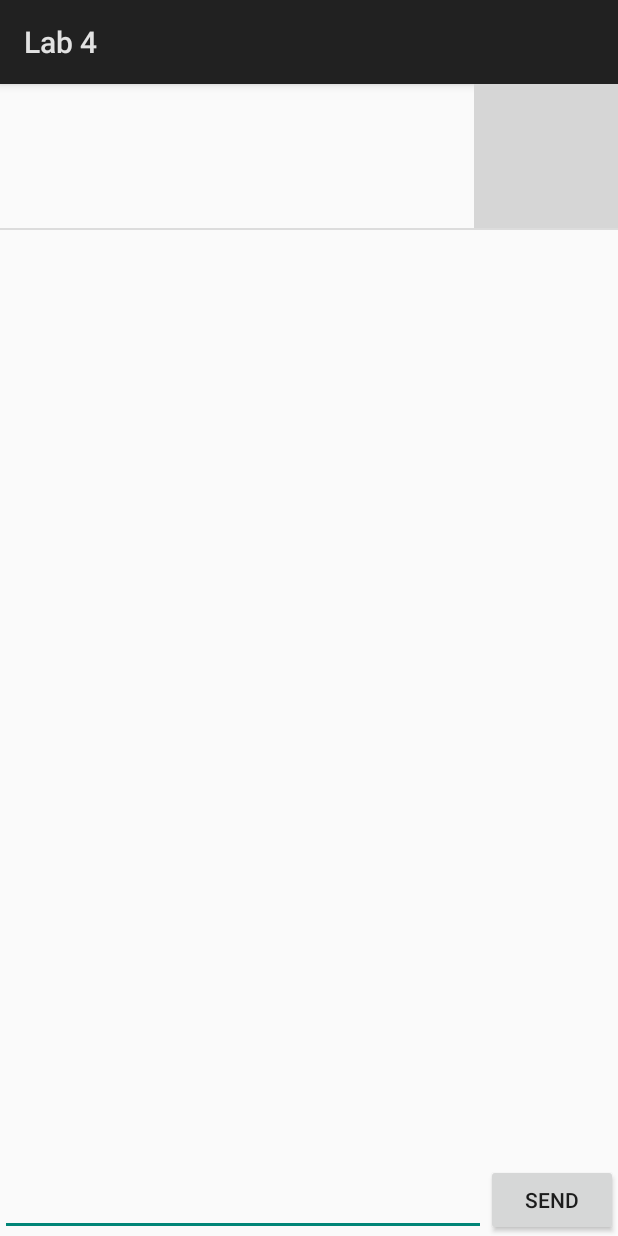
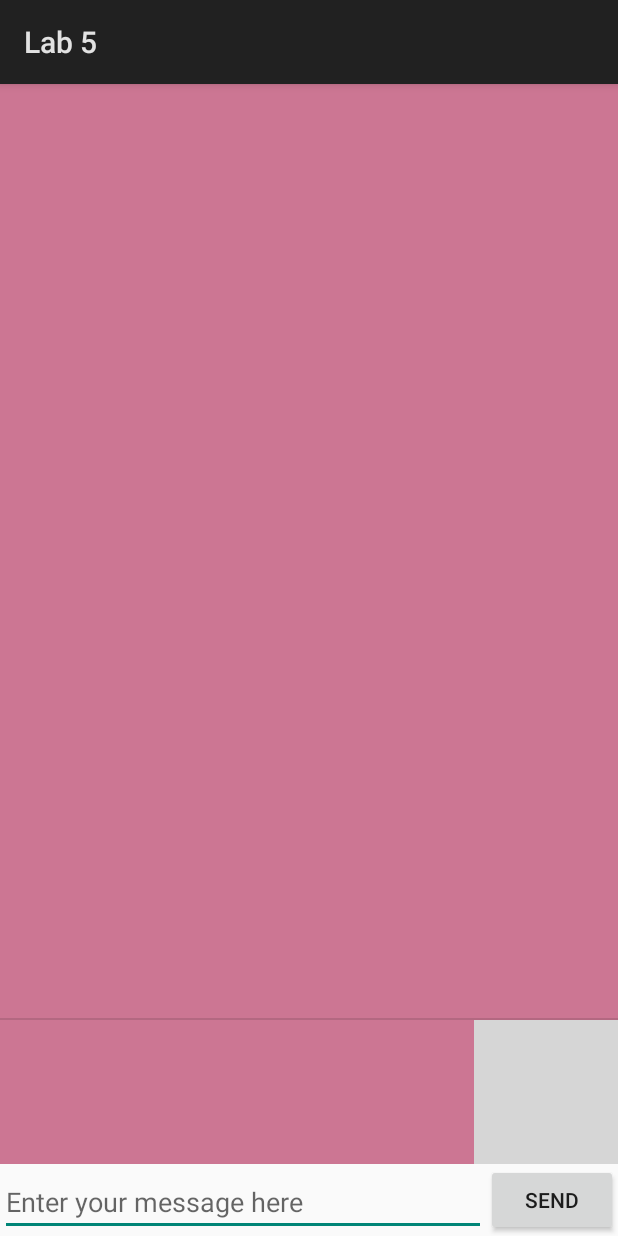
Before and after one commit to CanShi0901/Android-Practice, an Android app: the ChatWindow screen opened directly, with no data from a screen before it, after a tap on "SEND", on a phone screen of 412 x 824 dp. Run offline under Robolectric (Android 15) with nearby library versions, the phone set to English and light mode, and no system bars; 1 statement that could not run was skipped; grey boxes are pictures that could not be loaded.

Commit message:
finished lab 5

```diff
--- /dev/null
+++ b/app/src/main/java/com/example/shican/androidlabs/ChatDatabaseHelper.java
@@ -0,0 +1,34 @@
+package com.example.shican.androidlabs;
+
+import android.content.Context;
+import android.database.sqlite.SQLiteDatabase;
+import android.database.sqlite.SQLiteOpenHelper;
+import android.util.Log;
+
+public class ChatDatabaseHelper extends SQLiteOpenHelper {
+    static final String DATABASE_NAME = "Messages.db";
+    static final int VERSION_NUM =3;
+    static final String TABLE_NAME = "ChatMessageTable";
+    final static String KEY_ID = "_ID";
+    final static String KEY_MESSAGE = "MESSAGE";
+
+
+    public ChatDatabaseHelper(Context ctx){
+        super(ctx, DATABASE_NAME, null, VERSION_NUM);
+    }
+
+    @Override
+    public void onCreate(SQLiteDatabase db) {
+       db.execSQL("CREATE TABLE " + TABLE_NAME +
+                "( _ID INTEGER PRIMARY KEY AUTOINCREMENT, MESSAGE text);");
+    Log.i("ChatDatabaseHelper", "Calling onCreate");
+    }
+
+    @Override
+    public void onUpgrade(SQLiteDatabase db, int oldVer, int newVer) {
+        Log.i("ChatDatabaseHelper", "Calling onUprade, oldVersion="
+                + oldVer + "newVersion=" + newVer);
+        db.execSQL("DROP TABLE IF EXISTS " + TABLE_NAME);
+        onCreate(db);
+    }
+}
--- a/app/src/main/java/com/example/shican/androidlabs/ChatWindow.java
+++ b/app/src/main/java/com/example/shican/androidlabs/ChatWindow.java
@@ -1,8 +1,13 @@
 package com.example.shican.androidlabs;
 
 import android.app.Activity;
+import android.content.ContentValues;
 import android.content.Context;
+import android.database.Cursor;
+import android.database.sqlite.SQLiteDatabase;
+import android.database.sqlite.SQLiteException;
 import android.os.Bundle;
+import android.util.Log;
 import android.view.LayoutInflater;
 import android.view.View;
 import android.view.ViewGroup;
@@ -19,6 +24,11 @@ public class ChatWindow extends Activity {
     EditText chatEditText;
     Button sendButton;
     ArrayList<String> chatMessage;
+    protected static final String ACTIVITY_NAME = "ChatWindow";
+    ContentValues cv;
+    ChatAdapter messageAdapter;
+    ChatDatabaseHelper helper;
+    SQLiteDatabase db;
 
     @Override
     protected void onCreate(Bundle savedInstanceState) {
@@ -28,20 +38,48 @@ public class ChatWindow extends Activity {
         chatEditText = (EditText)findViewById(R.id.chatEditText);
         sendButton = (Button)findViewById(R.id.sendButton);
         chatMessage = new ArrayList<>();
-        final ChatAdapter messageAdapter = new ChatAdapter(this);
+        messageAdapter = new ChatAdapter(this);
         chatView.setAdapter(messageAdapter);
+        cv = new ContentValues();
+        helper = new ChatDatabaseHelper(this);
+        db = helper.getWritableDatabase();
+
+        try{
+            helper.onCreate(db);
+        } catch (SQLiteException e){
+            //helper.onUpgrade(db,helper.VERSION_NUM,helper.VERSION_NUM+1);
+        }
+
+        Cursor c = db.query(false, helper.TABLE_NAME, new String[]{helper.KEY_ID, helper.KEY_MESSAGE},
+                null,null,null,null,null,null);
+        c.moveToFirst();
+        while(!c.isAfterLast()){
+            chatMessage.add(c.getString(c.getColumnIndex(helper.KEY_MESSAGE)));
+            Log.i(ACTIVITY_NAME, "SQL MESSAGE:" + c.getString(c.getColumnIndex(helper.KEY_MESSAGE)));
+            c.moveToNext();
+        }
+       /* for(int i=0; i<c.getCount(); i++){
+            chatMessage.add(c.getString(i));
+            Log.i(ACTIVITY_NAME, "SQL MESSAGE:" + c.getString(c.getColumnIndex(helper.KEY_MESSAGE)));
+            c.moveToNext();
+        } */
+
+        Log.i(ACTIVITY_NAME, "Cursor's column count = " + c.getColumnCount());
+        for(int i=0; i<c.getColumnCount(); i++){
+            Log.i(ACTIVITY_NAME,c.getColumnName(i));
+        }
 
         sendButton.setOnClickListener(new View.OnClickListener() {
             @Override
             public void onClick(View view) {
-                chatMessage.add(chatEditText.getText().toString());
+                String message = chatEditText.getText().toString();
+                chatMessage.add(message);
+                cv.put(helper.KEY_MESSAGE, message);
+                db.insert(helper.TABLE_NAME, "null Replacement Value", cv);
                 messageAdapter.notifyDataSetChanged();
                 chatEditText.setText("");
             }
         });
-
-
-
     }
 
     private class ChatAdapter extends ArrayAdapter<String>{
@@ -77,5 +115,10 @@ public class ChatWindow extends Activity {
 
     }
 
+    @Override
+    public void onDestroy() {
+        super.onDestroy();
+        db.close();
+    }
 
 }
--- a/app/src/main/res/layout/activity_chat_window.xml
+++ b/app/src/main/res/layout/activity_chat_window.xml
@@ -13,7 +13,10 @@
         android:layout_above="@+id/sendButton"
         android:layout_alignParentEnd="true"
         android:layout_alignParentStart="true"
-        android:layout_alignParentTop="true" />
+        android:layout_alignParentTop="true"
+        android:background="@color/colorAccent"
+        android:stackFromBottom="true"
+        android:transcriptMode="alwaysScroll" />
 
     <EditText
         android:id="@+id/chatEditText"
@@ -23,6 +26,7 @@
         android:layout_alignParentStart="true"
         android:layout_toLeftOf="@id/sendButton"
         android:ems="10"
+        android:hint="@string/Enter_here"
         android:inputType="textPersonName" />
 
     <Button
--- a/app/src/main/res/layout/chat_row_incoming.xml
+++ b/app/src/main/res/layout/chat_row_incoming.xml
@@ -12,7 +12,8 @@
         android:layout_weight="1"
         android:gravity="right"
         android:text="TextView"
-        android:textSize="20dp"/>
+        android:textColor="@android:color/holo_blue_dark"
+        android:textSize="20sp" />
 
     <ImageView
         android:layout_width="wrap_content"
--- a/app/src/main/res/layout/chat_row_outgoing.xml
+++ b/app/src/main/res/layout/chat_row_outgoing.xml
@@ -17,5 +17,6 @@
         android:layout_height="64dp"
         android:layout_weight="1"
         android:text="TextView"
-        android:textSize="20dp"/>
+        android:textColor="@android:color/holo_green_dark"
+        android:textSize="20dp" />
 </LinearLayout>
--- a/app/src/main/res/values/colors.xml
+++ b/app/src/main/res/values/colors.xml
@@ -2,5 +2,5 @@
 <resources>
     <color name="colorPrimary">#3F51B5</color>
     <color name="colorPrimaryDark">#303f9f</color>
-    <color name="colorAccent">#FF4081</color>
+    <color name="colorAccent">#cc7693</color>
 </resources>
--- a/app/src/main/res/values/strings.xml
+++ b/app/src/main/res/values/strings.xml
@@ -1,5 +1,5 @@
 <resources>
-    <string name="app_name">Lab 4</string>
+    <string name="app_name">Lab 5</string>
     <string name="hello_message">Hello World!</string>
     <string name="ButtonText">I\'m a button</string>
     <string name="login">login</string>
@@ -16,7 +16,7 @@
     <string name="cancel">Cancel</string>
     <string name="startChat">Start Chat</string>
     <string name="sendButton">send</string>
-
+    <string name="Enter_here">Enter your message here</string>
 
 
 </resources>
```
Also changed, not shown: app/src/main/res/layout/activity_login.xml (+6 -3 lines), 1 other file.
